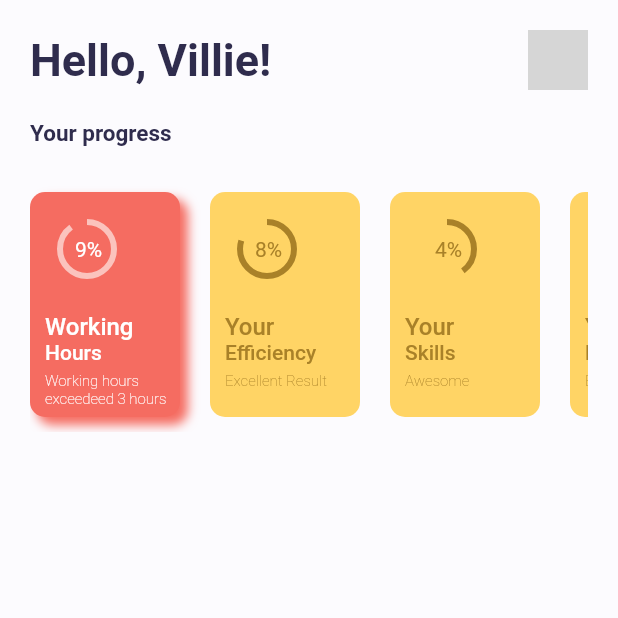
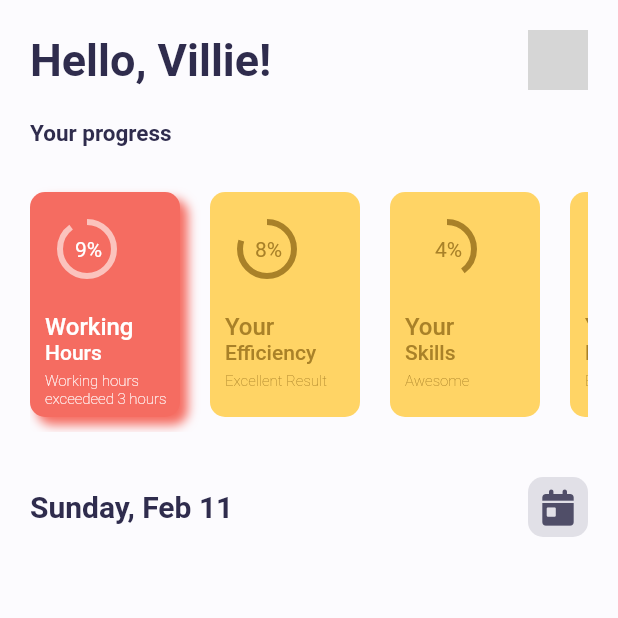
Before and after one commit to saifullah72437/Productivity-App-Flutter, a Flutter app: the screen it shows after launch, on a phone screen of 412 x 824 dp, the top half of it. Run offline on Flutter 3.47's test engine with Material 2 defaults, Android fonts, the phone set to English and light mode, and no system bars; our stand-ins replace font_awesome_flutter; network calls fail; grey boxes are pictures that could not be loaded.

Commit message:
Second Commit

```diff
--- /dev/null
+++ b/lib/Utils/todoList.dart
@@ -0,0 +1 @@
+import 'package:flutter/material.dart';
--- a/lib/screens/homeScreen.dart
+++ b/lib/screens/homeScreen.dart
@@ -1,15 +1,16 @@
 import 'package:flutter/material.dart';
+import 'package:font_awesome_flutter/font_awesome_flutter.dart';
 
 import '../Utils/progressCard.dart';
 
 class HomeScreen extends StatelessWidget {
-
- const HomeScreen({Key? key }) : super(key: key);
+  const HomeScreen({Key? key}) : super(key: key);
 
   @override
   Widget build(BuildContext context) {
-    return Scaffold(
-      backgroundColor: Color(0XFFfcfbfe),
+    return SafeArea(
+      child: Scaffold(
+        backgroundColor:const  Color(0XFFfcfbfe),
         body: Padding(
           padding: const EdgeInsets.symmetric(horizontal: 20),
           child: Column(
@@ -55,22 +56,99 @@ class HomeScreen extends StatelessWidget {
               SingleChildScrollView(
                 scrollDirection: Axis.horizontal,
                 child: Row(
-              children:  [
-                ProgressCard(t1: "Working", t2: "Hours", t3: "Working hours\nexceedeed 3 hours", current: true, per: "9%", percentageValue: 0.9,),
-                SizedBox(width: 20,),
-                ProgressCard(t1: "Your", t2: "Efficiency", t3: "Excellent Result", current: false, per: "8%", percentageValue: 0.8,),
-                SizedBox(width: 20,),
-                ProgressCard(t1: "Your", t2: "Skills", t3: "Awesome", current: false, per: "4%", percentageValue: 0.4,),
-                SizedBox(width: 20,),
-                ProgressCard(t1: "Your", t2: "Efficiency", t3: "Excellent Result", current: false, per: "5%", percentageValue: 0.5,),
-                SizedBox(width: 20,),
-                ProgressCard(t1: "Your", t2: "Efficiency", t3: "Excellent Result", current: false, per: "9%", percentageValue: 0.9,),
-                SizedBox(width: 20,),
-                ProgressCard(t1: "Your", t2: "Efficiency", t3: "Excellent Result", current: false, per: "2%", percentageValue: 0.2,),
+                  children: [
+                    ProgressCard(
+                      t1: "Working",
+                      t2: "Hours",
+                      t3: "Working hours\nexceedeed 3 hours",
+                      current: true,
+                      per: "9%",
+                      percentageValue: 0.9,
+                    ),
+                    const SizedBox(
+                      width: 20,
+                    ),
+                    ProgressCard(
+                      t1: "Your",
+                      t2: "Efficiency",
+                      t3: "Excellent Result",
+                      current: false,
+                      per: "8%",
+                      percentageValue: 0.8,
+                    ),
+                    const SizedBox(
+                      width: 20,
+                    ),
+                    ProgressCard(
+                      t1: "Your",
+                      t2: "Skills",
+                      t3: "Awesome",
+                      current: false,
+                      per: "4%",
+                      percentageValue: 0.4,
+                    ),
+                    const SizedBox(
+                      width: 20,
+                    ),
+                    ProgressCard(
+                      t1: "Your",
+                      t2: "Efficiency",
+                      t3: "Excellent Result",
+                      current: false,
+                      per: "5%",
+                      percentageValue: 0.5,
+                    ),
+                    const SizedBox(
+                      width: 20,
+                    ),
+                    ProgressCard(
+                      t1: "Your",
+                      t2: "Efficiency",
+                      t3: "Excellent Result",
+                      current: false,
+                      per: "9%",
+                      percentageValue: 0.9,
+                    ),
+                    const SizedBox(
+                      width: 20,
+                    ),
+                    ProgressCard(
+                      t1: "Your",
+                      t2: "Efficiency",
+                      t3: "Excellent Result",
+                      current: false,
+                      per: "2%",
+                      percentageValue: 0.2,
+                    ),
                   ],
                 ),
+              ),
+              const SizedBox(height: 30,),
+              Row(
+                mainAxisAlignment: MainAxisAlignment.spaceBetween,
+                crossAxisAlignment: CrossAxisAlignment.center,
+                children: [
+                  const Text(
+                    'Sunday, Feb 11',
+                    style: TextStyle(
+                        color: Color(0XFF2f2c4d),
+                        fontSize: 20,
+                        fontWeight: FontWeight.bold),
+                  ),
+                  Container(
+                    height: 40,
+                    width: 40,
+                    padding:const EdgeInsets.all(5),
+                    decoration: BoxDecoration(
+                      color: const Color(0xFFe1e0e7),
+                      borderRadius: BorderRadius.circular(10)
+                    ),
+                    child: const Center(child: FaIcon(FontAwesomeIcons.calendarDay, color: Color(0XFF504e68),)),
                   )
                 ],
+              )
+            ],
+          ),
         ),
       ),
     );
--- a/pubspec.yaml
+++ b/pubspec.yaml
@@ -31,6 +31,7 @@ environment:
 dependencies:
   flutter:
     sdk: flutter
+  font_awesome_flutter: ^10.4.0
 
 
   # The following adds the Cupertino Icons font to your application.
```
Also changed, not shown: pubspec.lock. Lines whose indentation alone changed are shown as unchanged.
